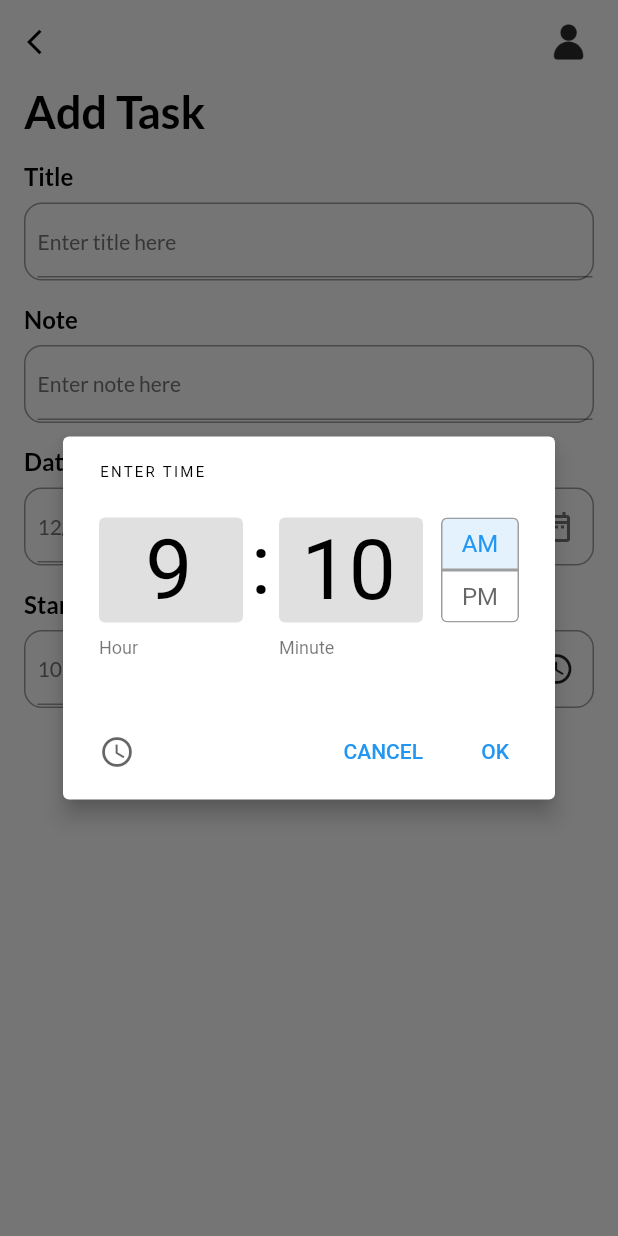
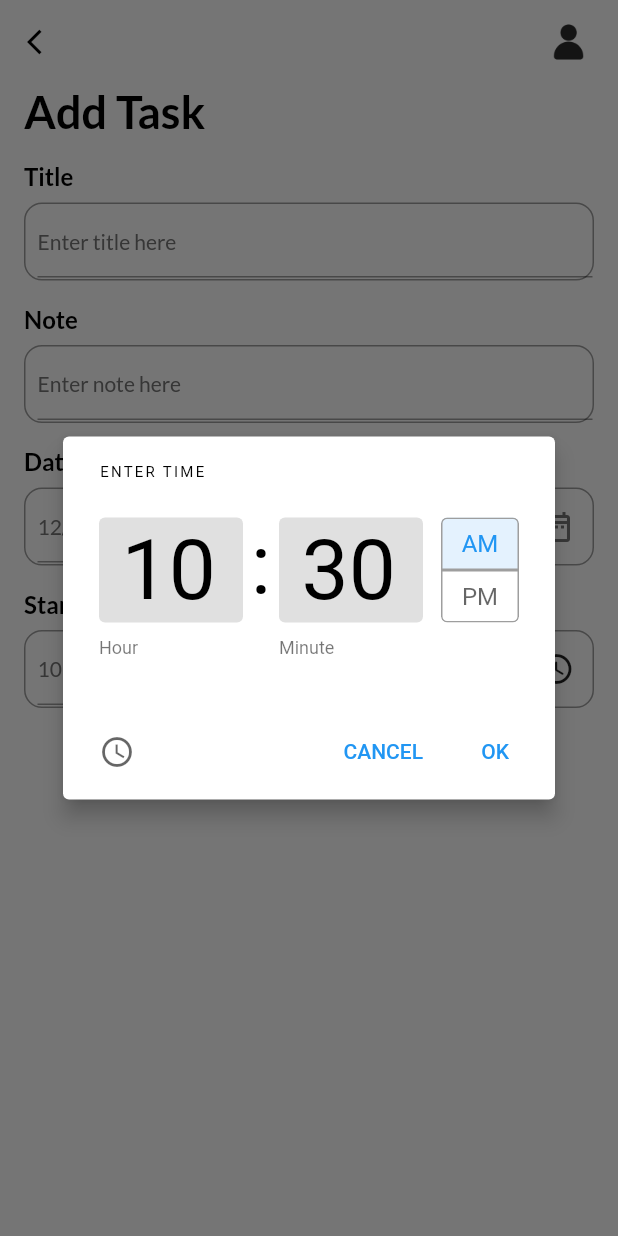
Before and after one commit to Leiii-Li/Flutter-TodoApp, a Flutter app: the AddTaskPage screen opened directly, after a tap on the "access time" icon, on a phone screen of 412 x 824 dp. Run offline on Flutter 3.47's test engine with Material 2 defaults, Android fonts, the phone set to English and light mode, and no system bars; our stand-ins replace date_picker_timeline, flutter_local_notifications, get, get_storage, google_fonts, timezone; accounts and stored records are empty.

Commit message:
添加AddTaskPage

```diff
--- a/lib/ui/add_task_bar.dart
+++ b/lib/ui/add_task_bar.dart
@@ -16,7 +16,9 @@ class AddTaskPage extends StatefulWidget {
 class _AddTaskPageState extends State<AddTaskPage> {
   DateTime _selectedDate = DateTime.now();
   String _startTime = DateFormat(timeFormat).format(DateTime.now()).toString();
-  String _endTime = "9:30 PM";
+  String _endTime = DateFormat(timeFormat)
+      .format(DateTime.now().add(Duration(hours: 4)))
+      .toString();
 
   @override
   Widget build(BuildContext context) {
@@ -77,7 +79,9 @@ class _AddTaskPageState extends State<AddTaskPage> {
     TimeOfDay? time = await showTimePicker(
         initialEntryMode: TimePickerEntryMode.input,
         context: context,
-        initialTime: TimeOfDay(hour: 9, minute: 10));
+        initialTime: TimeOfDay(
+            hour: int.parse(_startTime.split(":")[0]),
+            minute: int.parse(_startTime.split(":")[1].split(" ")[0])));
 
     if (time != null) {
       final timeStr = time.format(context);
@@ -89,7 +93,7 @@ class _AddTaskPageState extends State<AddTaskPage> {
         }
       });
     } else {
-      debugPrint("time canceld");
+      debugPrint("time canceled");
     }
   }
 
```
